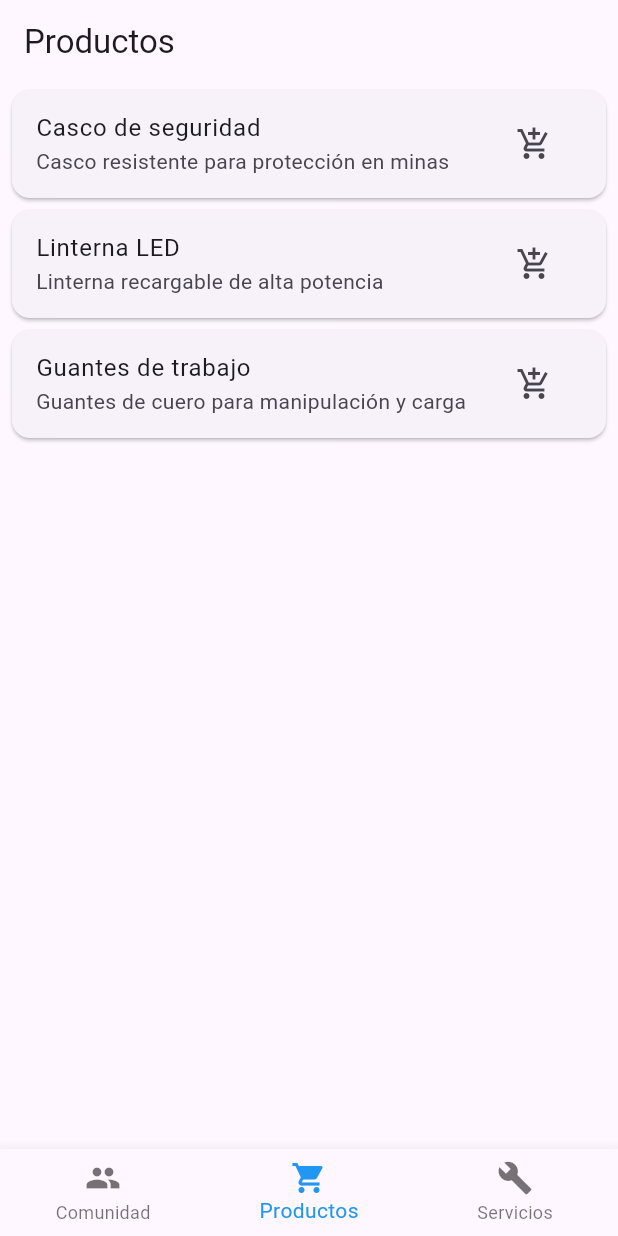
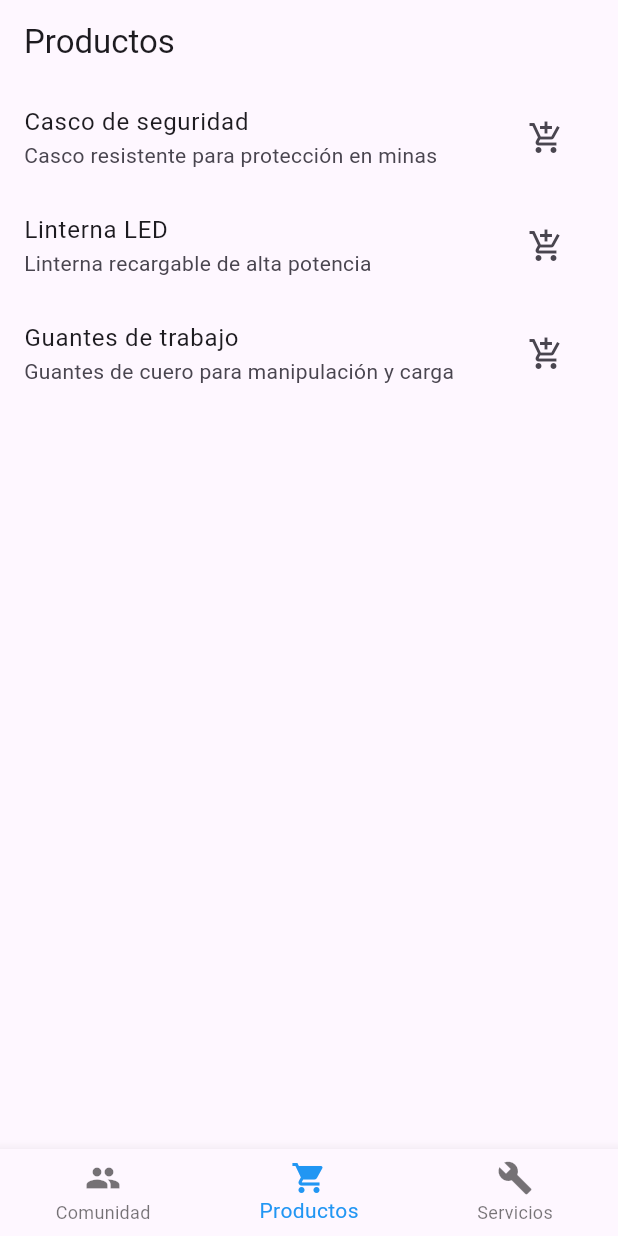
Before and after one commit to Wil-cristian/yominero, a Flutter app: the screen it shows after launch, item 2 of the bottom bar chosen, on a phone screen of 412 x 824 dp. Run offline on Flutter 3.47's test engine with Material 3 defaults, Android fonts, the light colour scheme and no system bars.

Commit message:
Add cart, profile, post detail, service detail, and product detail pages and update products page

```diff
--- a/lib/products_page.dart
+++ b/lib/products_page.dart
@@ -1,5 +1,10 @@
 import 'package:flutter/material.dart';
+import 'models/product.dart';
+import 'product_detail_page.dart';
 
+/// Displays a list of products and allows users to add or remove
+/// products from a simple cart. Tapping on a product navigates to
+/// the [ProductDetailPage].
 class ProductsPage extends StatefulWidget {
   const ProductsPage({super.key});
 
@@ -8,35 +13,40 @@ class ProductsPage extends StatefulWidget {
 }
 
 class _ProductsPageState extends State<ProductsPage> {
-  final List<Map<String, String>> _products = [
-    {
-      'name': 'Casco de seguridad',
-      'description': 'Casco resistente para protección en minas',
-    },
-    {
-      'name': 'Linterna LED',
-      'description': 'Linterna recargable de alta potencia',
-    },
-    {
-      'name': 'Guantes de trabajo',
-      'description': 'Guantes de cuero para manipulación y carga',
-    },
+  final List<Product> _products = [
+    Product(
+      id: '1',
+      name: 'Casco de seguridad',
+      description: 'Casco resistente para protección en minas',
+      price: 50.0,
+    ),
+    Product(
+      id: '2',
+      name: 'Linterna LED',
+      description: 'Linterna recargable de alta potencia',
+      price: 30.0,
+    ),
+    Product(
+      id: '3',
+      name: 'Guantes de trabajo',
+      description: 'Guantes de cuero para manipulación y carga',
+      price: 20.0,
+    ),
   ];
 
   final Set<int> _cart = {};
 
   void _toggleCart(int index) {
-    final product = _products[index];
     setState(() {
       if (_cart.contains(index)) {
         _cart.remove(index);
         ScaffoldMessenger.of(context).showSnackBar(
-          SnackBar(content: Text('${product['name']} eliminado del carrito')),
+          const SnackBar(content: Text('Eliminado del carrito')),
         );
       } else {
         _cart.add(index);
         ScaffoldMessenger.of(context).showSnackBar(
-          SnackBar(content: Text('${product['name']} agregado al carrito')),
+          const SnackBar(content: Text('Agregado al carrito')),
         );
       }
     });
@@ -51,17 +61,21 @@ class _ProductsPageState extends State<ProductsPage> {
         itemBuilder: (context, index) {
           final product = _products[index];
           final inCart = _cart.contains(index);
-          return Card(
-            margin: const EdgeInsets.symmetric(horizontal: 8, vertical: 4),
-            child: ListTile(
-              title: Text(product['name']!),
-              subtitle: Text(product['description']!),
-              trailing: IconButton(
-                icon: Icon(
-                  inCart ? Icons.remove_shopping_cart : Icons.add_shopping_cart,
+          return ListTile(
+            title: Text(product.name),
+            subtitle: Text(product.description),
+            onTap: () {
+              Navigator.of(context).push(
+                MaterialPageRoute(
+                  builder: (_) => ProductDetailPage(product: product),
                 ),
-                onPressed: () => _toggleCart(index),
+              );
+            },
+            trailing: IconButton(
+              icon: Icon(
+                inCart ? Icons.remove_shopping_cart : Icons.add_shopping_cart,
               ),
+              onPressed: () => _toggleCart(index),
             ),
           );
         },
```
Also changed, not shown: lib/cart_page.dart (added, +60 -0 lines), lib/post_detail_page.dart (added, +59 -0 lines), lib/product_detail_page.dart (added, +46 -0 lines), lib/profile_page.dart (added, +51 -0 lines), lib/service_detail_page.dart (added, +46 -0 lines).
